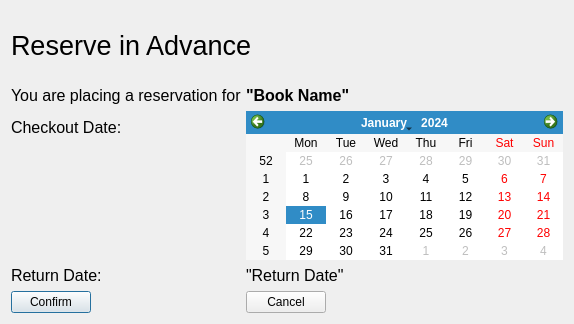
Above: NewWindowChur/reservebook.ui from jandrealyn/LibraryQtSystem before the change. Below: the same form after it.
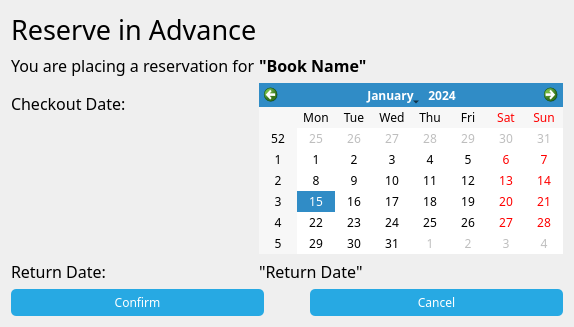
That is the form after the change. Icons and pictures are not drawn.

```diff
--- a/NewWindowChur/reservebook.ui
+++ b/NewWindowChur/reservebook.ui
@@ -11,22 +11,54 @@
    </rect>
   </property>
   <property name="windowTitle">
-   <string>Dialog</string>
+   <string>Yoobee Library System | Reserve a book</string>
+  </property>
+  <property name="windowIcon">
+   <iconset resource="images.qrc">
+    <normaloff>:/images/favicon.ico</normaloff>:/images/favicon.ico</iconset>
+  </property>
+  <property name="styleSheet">
+   <string notr="true">*{
+fontsize: 15px;
+font-family: Century Gothic, sans-serif;
+}
+
+QPushButton{
+color: white;
+padding: 5px;
+background: #27a9e3;
+border-style: outset;
+border-radius: 5px;
+}
+QPushButton::pressed{
+background-color: rgb(216, 150, 90);
+border-style: inset;
+}
+
+QPushButton::hover {
+background-color: #59c7f7;
+}
+
+QPushButton::disabled {
+color: #ebebeb;
+background-color: #1c7ba6;
+}
+</string>
   </property>
   <layout class="QVBoxLayout" name="verticalLayout">
    <item>
     <widget class="QLabel" name="label">
      <property name="font">
       <font>
-       <family>MS Shell Dlg 2</family>
+       <family>Century Gothic</family>
        <pointsize>20</pointsize>
-       <weight>9</weight>
+       <weight>50</weight>
        <italic>false</italic>
        <bold>false</bold>
       </font>
      </property>
      <property name="styleSheet">
-      <string notr="true">font: 75 &quot;MS Shell Dlg 2&quot;;</string>
+      <string notr="true"/>
      </property>
      <property name="text">
       <string>Reserve in Advance</string>
@@ -38,10 +70,24 @@
      <property name="horizontalSpacing">
       <number>0</number>
      </property>
+     <item row="0" column="0">
+      <widget class="QLabel" name="label_2">
+       <property name="font">
+        <font>
+         <family>Century Gothic</family>
+         <pointsize>12</pointsize>
+        </font>
+       </property>
+       <property name="text">
+        <string>You are placing a reservation for </string>
+       </property>
+      </widget>
+     </item>
      <item row="0" column="1">
       <widget class="QLabel" name="bookNameLabel">
        <property name="font">
         <font>
+         <family>Century Gothic</family>
          <pointsize>12</pointsize>
          <weight>75</weight>
          <bold>true</bold>
@@ -52,32 +98,11 @@
        </property>
       </widget>
      </item>
-     <item row="0" column="0">
-      <widget class="QLabel" name="label_2">
-       <property name="font">
-        <font>
-         <pointsize>12</pointsize>
-        </font>
-       </property>
-       <property name="text">
-        <string>You are placing a reservation for </string>
-       </property>
-      </widget>
-     </item>
-     <item row="1" column="1">
-      <widget class="QCalendarWidget" name="calendarWidget">
-       <property name="sizePolicy">
-        <sizepolicy hsizetype="Preferred" vsizetype="Fixed">
-         <horstretch>0</horstretch>
-         <verstretch>0</verstretch>
-        </sizepolicy>
-       </property>
-      </widget>
-     </item>
      <item row="1" column="0">
       <widget class="QLabel" name="label_4">
        <property name="font">
         <font>
+         <family>Century Gothic</family>
          <pointsize>12</pointsize>
         </font>
        </property>
@@ -86,10 +111,21 @@
        </property>
       </widget>
      </item>
+     <item row="1" column="1">
+      <widget class="QCalendarWidget" name="calendarWidget">
+       <property name="sizePolicy">
+        <sizepolicy hsizetype="Preferred" vsizetype="Fixed">
+         <horstretch>0</horstretch>
+         <verstretch>0</verstretch>
+        </sizepolicy>
+       </property>
+      </widget>
+     </item>
      <item row="2" column="0">
       <widget class="QLabel" name="label_5">
        <property name="font">
         <font>
+         <family>Century Gothic</family>
          <pointsize>12</pointsize>
         </font>
        </property>
@@ -102,6 +138,7 @@
       <widget class="QLabel" name="returnDateLabel">
        <property name="font">
         <font>
+         <family>Century Gothic</family>
          <pointsize>12</pointsize>
         </font>
        </property>
@@ -110,17 +147,43 @@
        </property>
       </widget>
      </item>
-     <item row="3" column="0">
+    </layout>
+   </item>
+   <item>
+    <layout class="QHBoxLayout" name="horizontalLayout">
+     <item>
       <widget class="QPushButton" name="confirmReserve">
+       <property name="sizePolicy">
+        <sizepolicy hsizetype="Preferred" vsizetype="Fixed">
+         <horstretch>0</horstretch>
+         <verstretch>0</verstretch>
+        </sizepolicy>
+       </property>
        <property name="text">
         <string>Confirm</string>
        </property>
       </widget>
      </item>
-     <item row="3" column="1">
+     <item>
+      <spacer name="horizontalSpacer">
+       <property name="orientation">
+        <enum>Qt::Horizontal</enum>
+       </property>
+       <property name="sizeType">
+        <enum>QSizePolicy::Fixed</enum>
+       </property>
+       <property name="sizeHint" stdset="0">
+        <size>
+         <width>40</width>
+         <height>20</height>
+        </size>
+       </property>
+      </spacer>
+     </item>
+     <item>
       <widget class="QPushButton" name="cancel">
        <property name="sizePolicy">
-        <sizepolicy hsizetype="Fixed" vsizetype="Fixed">
+        <sizepolicy hsizetype="Preferred" vsizetype="Fixed">
          <horstretch>0</horstretch>
          <verstretch>0</verstretch>
         </sizepolicy>
```
Left out of the diff: 4 changed lines with no effect on the pictures.
